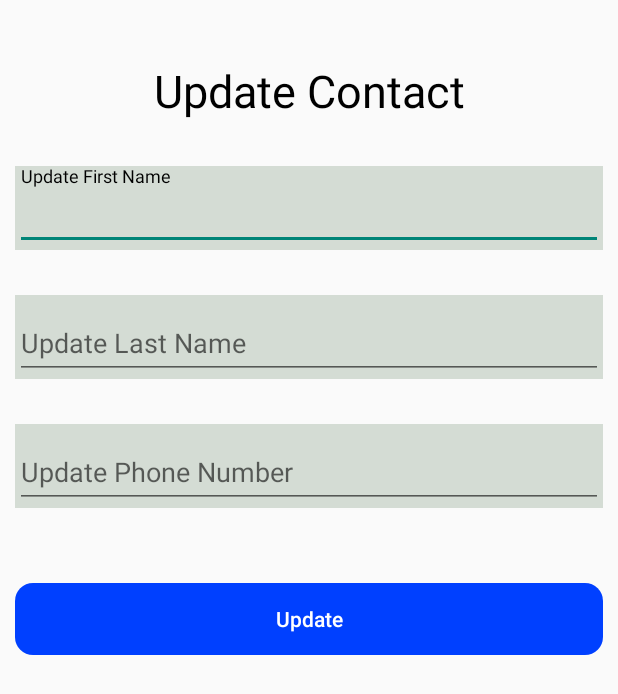
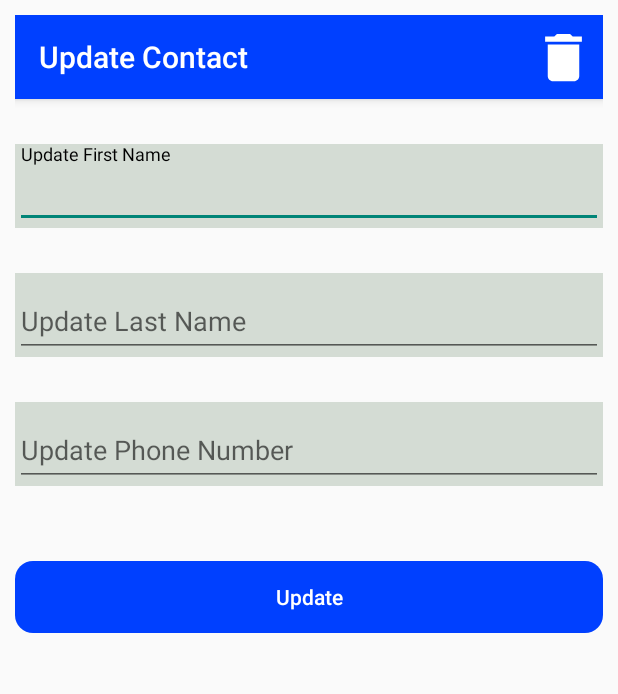
Before and after one commit to kelienzo/android_room_database, an Android app: the ContactDetailsActivity screen opened directly, with no data from a screen before it, on a phone screen of 412 x 824 dp. Shown: the top 694 px of the screen. Run offline under Robolectric (Android 15) with nearby library versions, the phone set to English and light mode, and no system bars; our stand-ins replace Room's generated code; 4 statements that could not run were skipped.

Commit message:
Recently updated

```diff
--- a/app/build.gradle
+++ b/app/build.gradle
@@ -55,12 +55,14 @@ dependencies {
     // alternately - if using Java8, use the following instead of lifecycle-compiler
     implementation "androidx.lifecycle:lifecycle-common-java8:$lifecycle_version"
 
+    implementation 'org.jetbrains.kotlinx:kotlinx-coroutines-android:1.5.0'
+
     implementation "org.jetbrains.kotlin:kotlin-stdlib:$kotlin_version"
     implementation 'androidx.core:core-ktx:1.6.0'
     implementation 'androidx.appcompat:appcompat:1.3.0'
     implementation 'com.google.android.material:material:1.4.0'
     implementation 'androidx.constraintlayout:constraintlayout:2.0.4'
-    testImplementation 'junit:junit:4.+'
+    testImplementation 'junit:junit:4.13.2'
     androidTestImplementation 'androidx.test.ext:junit:1.1.3'
     androidTestImplementation 'androidx.test.espresso:espresso-core:3.4.0'
 }
--- a/app/src/main/java/com/kelly/contactapp/models/ContactDatabase.kt
+++ b/app/src/main/java/com/kelly/contactapp/models/ContactDatabase.kt
@@ -5,7 +5,7 @@ import androidx.room.Database
 import androidx.room.Room
 import androidx.room.RoomDatabase
 
-@Database(entities = [Contact::class], version = 1)
+@Database(entities = [Contact::class], version = 2)
 abstract class ContactDatabase : RoomDatabase() {
     abstract fun contactDao(): ContactDao
 
@@ -18,7 +18,7 @@ abstract class ContactDatabase : RoomDatabase() {
             } ?: kotlin.run {
                 INSTANCE =
                     Room.databaseBuilder(context, ContactDatabase::class.java, "contact_database")
-                        .allowMainThreadQueries().build()
+                        .allowMainThreadQueries().fallbackToDestructiveMigration().build()
                 return INSTANCE!!
             }
         }
--- a/app/src/main/java/com/kelly/contactapp/ui/ContactDetailsActivity.kt
+++ b/app/src/main/java/com/kelly/contactapp/ui/ContactDetailsActivity.kt
@@ -4,9 +4,9 @@ import android.content.Intent
 import androidx.appcompat.app.AppCompatActivity
 import android.os.Bundle
 import android.widget.Toast
+import androidx.appcompat.app.AlertDialog
 import androidx.lifecycle.ViewModelProvider
 import com.kelly.contactapp.MainActivity
-import com.kelly.contactapp.R
 import com.kelly.contactapp.databinding.ActivityContactDetailsBinding
 import com.kelly.contactapp.models.Contact
 import com.kelly.contactapp.models.ContactDatabase
@@ -16,6 +16,7 @@ class ContactDetailsActivity : AppCompatActivity() {
     private lateinit var binding: ActivityContactDetailsBinding
     private lateinit var viewModel: ContactViewModel
     private lateinit var database: ContactDatabase
+    private lateinit var contact: Contact
 
     override fun onCreate(savedInstanceState: Bundle?) {
         super.onCreate(savedInstanceState)
@@ -25,16 +26,44 @@ class ContactDetailsActivity : AppCompatActivity() {
         viewModel = ViewModelProvider(this)[ContactViewModel::class.java]
 
         database = ContactDatabase.getDatabase(this)
+        contact = Contact(
+            intent.getIntExtra("id", 0),
+            intent.getStringExtra("first_name")!!,
+            intent.getStringExtra("last_name")!!,
+            intent.getStringExtra("cell_number")!!
+        )
 
         binding.apply {
-            textInputUpdateFirstName.editText?.setText(intent.getStringExtra("first_name"))
-            textInputUpdateLastName.editText?.setText(intent.getStringExtra("last_name"))
-            textInputUpdatePhoneNumber.editText?.setText(intent.getStringExtra("cell_number"))
+            textInputUpdateFirstName.editText?.setText(contact.firstName)
+            textInputUpdateLastName.editText?.setText(contact.lastName)
+            textInputUpdatePhoneNumber.editText?.setText(contact.cellNumber)
         }
+        binding.apply {
+            btnUpdate.setOnClickListener {
+                updateContact()
+            }
+            ivDelete.setOnClickListener {
+                deleteContact()
+            }
+        }
+    }
 
-        binding.btnUpdate.setOnClickListener {
-            updateContact()
+    private fun deleteContact() {
+        val builder = AlertDialog.Builder(this)
+        builder.setPositiveButton("yes") { _, _ ->
+            viewModel.deleteContact(database, contact)
+            Toast.makeText(
+                this,
+                "Successfully removed: ${contact.firstName}",
+                Toast.LENGTH_LONG
+            ).show()
+            val intent = Intent(this, MainActivity::class.java)
+            startActivity(intent)
         }
+        builder.setNegativeButton("No") { _, _ -> }
+        builder.setTitle("Delete ${contact.firstName}?")
+        builder.setMessage("Are you sure you want to delete ${contact.firstName}")
+        builder.create().show()
     }
 
     private fun updateContact() {
@@ -44,11 +73,13 @@ class ContactDetailsActivity : AppCompatActivity() {
 
         if (firstName.isNotEmpty() && lastName.isNotEmpty() && cellNumber.isNotEmpty()) {
 
-            val contact = Contact(id = 0, firstName, lastName, cellNumber)
-            viewModel.updateContact(database, contact)
+            val updatedContact =
+                Contact(contact.id, firstName, lastName, cellNumber)
+            // Updates the current contact
+            viewModel.updateContact(database, updatedContact)
 
             Toast.makeText(this, "Successfully Updated", Toast.LENGTH_LONG).show()
-
+            // Navigate back
             val intent = Intent(this, MainActivity::class.java)
             startActivity(intent)
         } else {
--- a/app/src/main/res/layout-v28/activity_main.xml
+++ b/app/src/main/res/layout-v28/activity_main.xml
@@ -34,7 +34,7 @@
         tools:listitem="@layout/contact_list" />
 
     <ImageButton
-        android:id="@+id/btnAddNew"
+        android:id="@+id/floatingActionBtnAddNew"
         android:layout_width="wrap_content"
         android:layout_height="wrap_content"
         android:layout_marginEnd="30dp"
--- a/app/src/main/res/layout/activity_contact_details.xml
+++ b/app/src/main/res/layout/activity_contact_details.xml
@@ -7,18 +7,48 @@
     android:padding="10dp"
     tools:context=".ui.ContactDetailsActivity">
 
-    <TextView
-        android:id="@+id/tvUpdateContact"
-        android:layout_width="wrap_content"
+    <com.google.android.material.appbar.AppBarLayout
+        android:id="@+id/myAppBar"
+        android:layout_width="match_parent"
         android:layout_height="wrap_content"
-        android:layout_marginTop="30dp"
-        android:text="@string/update_contact"
-        android:textColor="@color/black"
-        android:textSize="30sp"
+        android:backgroundTint="#0040FF"
         app:layout_constraintEnd_toEndOf="parent"
         app:layout_constraintHorizontal_bias="0.5"
         app:layout_constraintStart_toStartOf="parent"
-        app:layout_constraintTop_toTopOf="parent" />
+        app:layout_constraintTop_toTopOf="parent">
+
+        <androidx.constraintlayout.widget.ConstraintLayout
+            android:layout_width="match_parent"
+            android:layout_height="wrap_content">
+
+            <androidx.appcompat.widget.Toolbar
+                android:id="@+id/myToolBar"
+                android:layout_width="match_parent"
+                android:layout_height="wrap_content"
+                app:layout_constraintEnd_toEndOf="parent"
+                app:layout_constraintHorizontal_bias="0.5"
+                app:layout_constraintStart_toStartOf="parent"
+                app:layout_constraintTop_toTopOf="parent"
+                app:title="@string/update_contact"
+                app:titleTextColor="@color/white" />
+
+            <ImageView
+                android:id="@+id/ivDelete"
+                android:layout_width="42dp"
+                android:layout_height="42dp"
+                android:layout_marginTop="5dp"
+                android:layout_marginEnd="5dp"
+                android:layout_marginBottom="5dp"
+                android:contentDescription="@string/delete"
+                android:src="@drawable/ic_baseline_delete_24"
+                app:layout_constraintBottom_toBottomOf="parent"
+                app:layout_constraintEnd_toEndOf="parent"
+                app:layout_constraintTop_toTopOf="parent"
+                app:tint="@color/white" />
+
+        </androidx.constraintlayout.widget.ConstraintLayout>
+
+    </com.google.android.material.appbar.AppBarLayout>
 
     <com.google.android.material.textfield.TextInputLayout
         android:id="@+id/textInputUpdateFirstName"
@@ -27,9 +57,9 @@
         android:layout_marginTop="30dp"
         android:background="#D4DCD4"
         app:hintTextColor="@color/black"
-        app:layout_constraintEnd_toEndOf="@+id/tvUpdateContact"
-        app:layout_constraintStart_toStartOf="@+id/tvUpdateContact"
-        app:layout_constraintTop_toBottomOf="@+id/tvUpdateContact">
+        app:layout_constraintEnd_toEndOf="@+id/myAppBar"
+        app:layout_constraintStart_toStartOf="@+id/myAppBar"
+        app:layout_constraintTop_toBottomOf="@+id/myAppBar">
 
         <com.google.android.material.textfield.TextInputEditText
             android:layout_width="match_parent"
--- a/app/src/main/res/layout/activity_main.xml
+++ b/app/src/main/res/layout/activity_main.xml
@@ -34,7 +34,7 @@
         tools:listitem="@layout/contact_list" />
 
     <com.google.android.material.floatingactionbutton.FloatingActionButton
-        android:id="@+id/btnAddNew"
+        android:id="@+id/floatingActionBtnAddNew"
         android:layout_width="wrap_content"
         android:layout_height="wrap_content"
         android:layout_marginEnd="20dp"
--- a/app/src/main/res/values/strings.xml
+++ b/app/src/main/res/values/strings.xml
@@ -2,14 +2,16 @@
     <string name="app_name">ContactApp</string>
     <string name="contacts">Contacts</string>
     <string name="save_contact">Save Contact</string>
-    <string name="first_name">First Name</string>
     <string name="update_contact">Update Contact</string>
     <string name="save">Save</string>
     <string name="phone_number">Phone Number</string>
-    <string name="last_name">Last Name</string>
     <string name="update">Update</string>
     <string name="update_last_name">Update Last Name</string>
     <string name="update_phone_number">Update Phone Number</string>
     <string name="update_first_name">Update First Name</string>
     <string name="add">ADD</string>
+    <string name="delete">DELETE</string>
+    <string name="first_name">First Name</string>
+    <string name="last_name">Last Name</string>
+    <string name="cell_number">Cell Number</string>
 </resources>
```
Also changed, not shown: app/src/main/java/com/kelly/contactapp/MainActivity.kt (+8 -24 lines), app/src/main/java/com/kelly/contactapp/models/ContactViewModel.kt (+4 -4 lines), app/src/main/java/com/kelly/contactapp/ui/ContactAdapter.kt (+4 -8 lines), app/src/main/java/com/kelly/contactapp/ui/SaveContactActivity.kt (+5 -3 lines), app/src/main/res/layout/contact_list.xml (+9 -18 lines).
